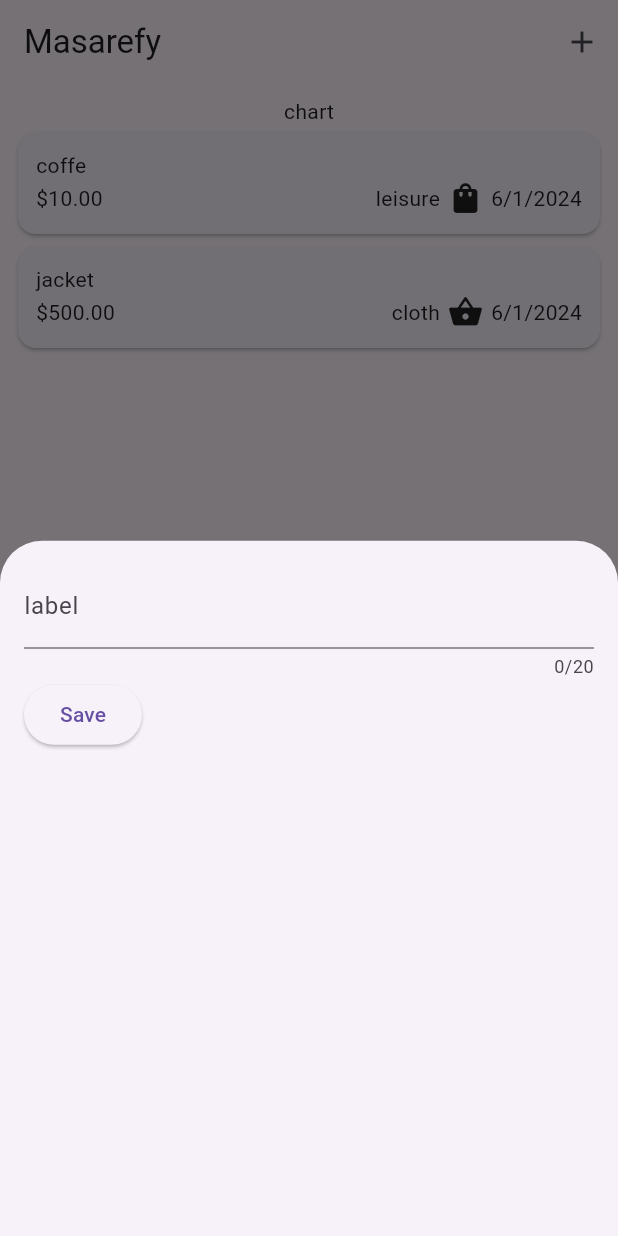
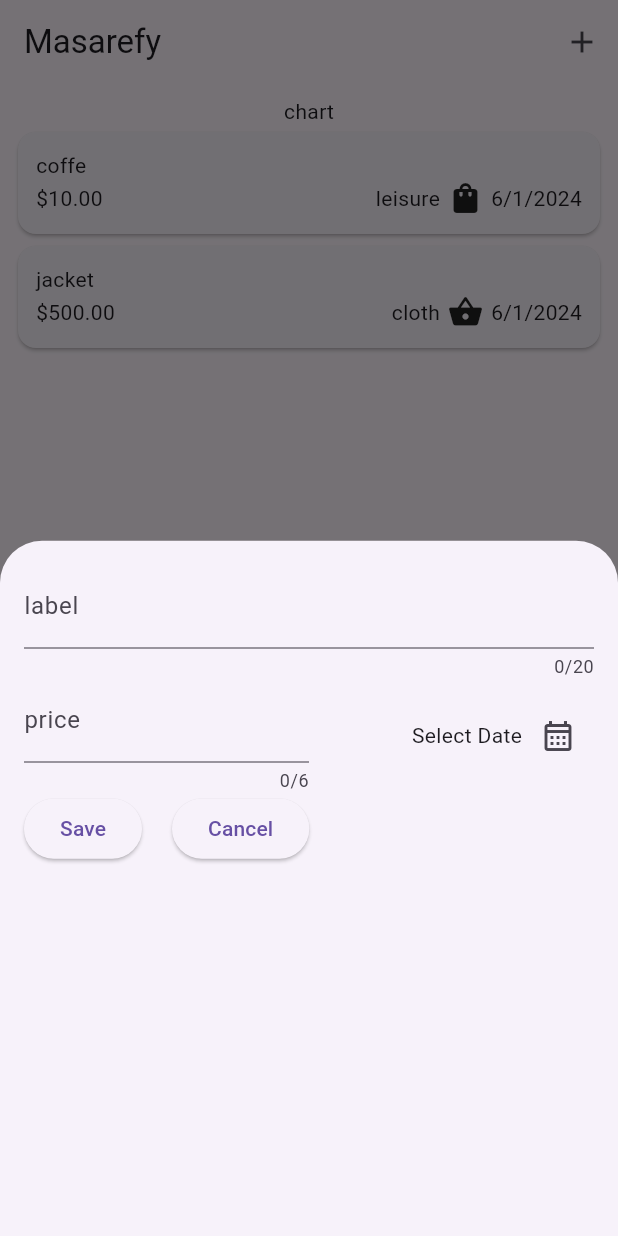
Before and after one commit to mahmoud-alwakeel/masarefy-app, a Flutter app: the screen it shows after launch, after a tap on the "add" icon, on a phone screen of 412 x 824 dp. Run offline on Flutter 3.47's test engine with Material 3 defaults, Android fonts, the phone set to English and light mode, and no system bars.

Commit message:
selecting date

```diff
--- a/lib/screens/expenses.dart
+++ b/lib/screens/expenses.dart
@@ -28,7 +28,7 @@ class _ExpensesState extends State<Expenses> {
 
   void _openAddEXpensesOverlay() {
     showModalBottomSheet(context: context, builder: (context) {
-      return NewExpense();
+      return const NewExpense();
     });
   }
   @override
@@ -47,7 +47,7 @@ class _ExpensesState extends State<Expenses> {
         padding: const EdgeInsets.all(8.0),
         child: Column(
           children: [
-            Text("chart"),
+            const Text("chart"),
             Expanded(child: ExpensesList(expenses: _savedExpenses))
           ],
         ),
--- a/lib/screens/widgets/new_expense.dart
+++ b/lib/screens/widgets/new_expense.dart
@@ -1,36 +1,101 @@
 import 'package:flutter/material.dart';
+import 'package:flutter/widgets.dart';
+import 'package:masarefy/screens/models/expense.dart';
 
 class NewExpense extends StatefulWidget {
   const NewExpense({super.key});
 
   @override
-  State<NewExpense> createState(){
+  State<NewExpense> createState() {
     return _NewExpenseState();
   }
 }
 
 class _NewExpenseState extends State<NewExpense> {
-  final TextEditingController _textEditingController = TextEditingController();
+  final TextEditingController _titleController = TextEditingController();
+  final TextEditingController _priceController = TextEditingController();
+  DateTime? _selectedDate;
+
+  void _openDatePicker() async {
+    final nowTime = DateTime.now();
+    final firstDate = DateTime(nowTime.year - 1, nowTime.month, nowTime.day);
+    final lastDate = nowTime;
+    final pickedDate = await showDatePicker(
+      context: context,
+      initialDate: nowTime,
+      firstDate: firstDate,
+      lastDate: lastDate,
+    );
+    setState(() {
+      _selectedDate = pickedDate;
+    });
+  }
+
+  @override
+  void dispose() {
+    _titleController.dispose();
+    _priceController.dispose();
+    super.dispose();
+  }
 
   @override
   Widget build(BuildContext context) {
     return Padding(
-      padding: EdgeInsets.all(16),
+      padding: const EdgeInsets.all(16),
       child: Column(
         children: [
           TextField(
-            controller: _textEditingController,
+            controller: _titleController,
             maxLength: 20,
-            decoration: InputDecoration(
-              label: Text('label')
+            decoration: const InputDecoration(
+              label: Text('label'),
             ),
           ),
           Row(
             children: [
+              Expanded(
+                child: TextField(
+                  controller: _priceController,
+                  keyboardType: TextInputType.number,
+                  maxLength: 6,
+                  decoration: const InputDecoration(
+                    prefixText: '\$ ',
+                    label: Text('price'),
+                  ),
+                ),
+              ),
+              Expanded(
+                child: Row(
+                  mainAxisAlignment: MainAxisAlignment.end,
+                  children: [
+                    Text(_selectedDate == null ? 'Select Date' : formater.format(_selectedDate!)),
+                    IconButton(
+                      onPressed: _openDatePicker,
+                      icon: const Icon(Icons.calendar_month_outlined),
+                    )
+                  ],
+                ),
+              ),
+            ],
+          ),
+          Row(
+            children: [
               ElevatedButton(
-                onPressed: (){
-                print(_textEditingController.text);
-              }, child: Text('Save'),),
+                onPressed: () {
+                  print(_titleController.text);
+                  print(_priceController.text);
+                },
+                child: const Text('Save'),
+              ),
+              const SizedBox(
+                width: 20,
+              ),
+              ElevatedButton(
+                onPressed: () {
+                  Navigator.pop(context);
+                },
+                child: const Text('Cancel'),
+              ),
             ],
           )
         ],
```
